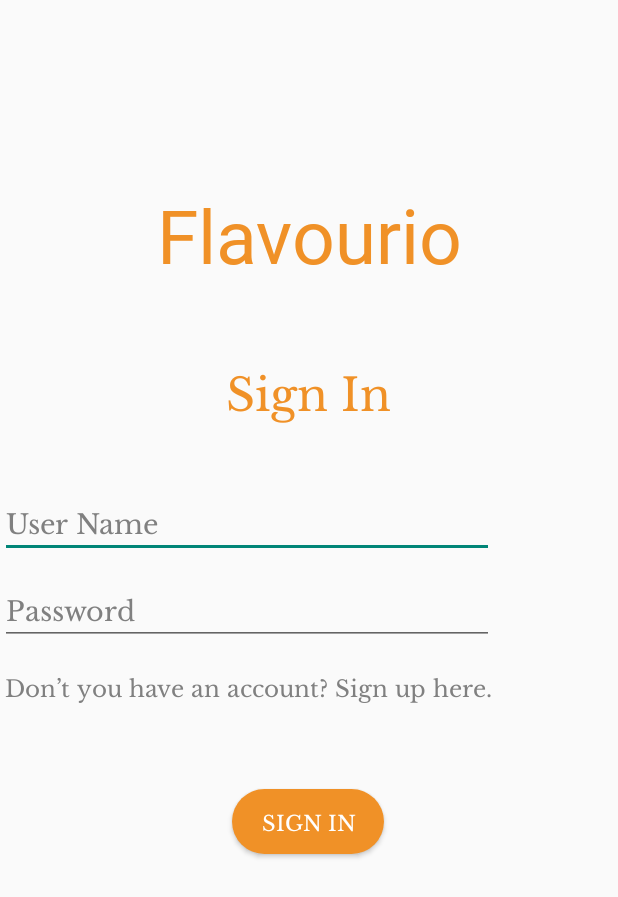
After one commit to moehaymanmyint/Flavorio_App, an Android app: the layout sign_in.xml on its own in the app's theme, with its tools: preview values and no code run, on a phone screen of 412 x 824 dp. The commit adds this screen. Shown: the top 897 px of the screen. Run offline under Robolectric (Android 15) with nearby library versions, the phone set to English and light mode, and no system bars.

Commit message:
Added SignIn Interface

```diff
--- a/app/src/main/java/com/example/flavorioapp/MainActivity.java
+++ b/app/src/main/java/com/example/flavorioapp/SignIn.java
@@ -4,11 +4,11 @@ import androidx.appcompat.app.AppCompatActivity;
 
 import android.os.Bundle;
 
-public class MainActivity extends AppCompatActivity {
+public class SignIn extends AppCompatActivity {
 
     @Override
     protected void onCreate(Bundle savedInstanceState) {
         super.onCreate(savedInstanceState);
-        setContentView(R.layout.activity_main);
+        setContentView(R.layout.sign_in);
     }
 }
--- /dev/null
+++ b/app/src/main/res/drawable/rounded_btn.xml
@@ -0,0 +1,5 @@
+<?xml version="1.0" encoding="utf-8"?>
+<shape xmlns:android="http://schemas.android.com/apk/res/android" android:shape="rectangle">
+    <solid android:color="@color/white" />
+    <corners android:radius="100dp" />
+</shape>
--- /dev/null
+++ b/app/src/main/res/drawable/signbutton.xml
@@ -0,0 +1,5 @@
+<?xml version="1.0" encoding="utf-8"?>
+<shape xmlns:android="http://schemas.android.com/apk/res/android" android:shape="rectangle">
+    <solid android:color="#F09127" />
+    <corners android:radius="100dp" />
+</shape>
--- /dev/null
+++ b/app/src/main/res/font/libre_baskerville.xml
@@ -0,0 +1,7 @@
+<?xml version="1.0" encoding="utf-8"?>
+<font-family xmlns:app="http://schemas.android.com/apk/res-auto"
+        app:fontProviderAuthority="com.google.android.gms.fonts"
+        app:fontProviderPackage="com.google.android.gms"
+        app:fontProviderQuery="Libre Baskerville"
+        app:fontProviderCerts="@array/com_google_android_gms_fonts_certs">
+</font-family>
--- /dev/null
+++ b/app/src/main/res/layout/sign_in.xml
@@ -0,0 +1,95 @@
+<?xml version="1.0" encoding="utf-8"?>
+<androidx.constraintlayout.widget.ConstraintLayout xmlns:android="http://schemas.android.com/apk/res/android"
+    xmlns:app="http://schemas.android.com/apk/res-auto"
+    xmlns:tools="http://schemas.android.com/tools"
+    android:layout_width="match_parent"
+    android:layout_height="match_parent"
+    tools:context=".SignIn">
+
+    <TextView
+        android:id="@+id/appName"
+        android:layout_width="wrap_content"
+        android:layout_height="wrap_content"
+        android:fontFamily="@font/courgette"
+        android:text="Flavourio"
+        android:textColor="#F09127"
+        android:textSize="50sp"
+        app:layout_constraintBottom_toBottomOf="parent"
+        app:layout_constraintEnd_toEndOf="parent"
+        app:layout_constraintStart_toStartOf="parent"
+        app:layout_constraintTop_toTopOf="parent"
+        app:layout_constraintVertical_bias="0.162" />
+
+    <TextView
+        android:id="@+id/singIn"
+        android:layout_width="132dp"
+        android:layout_height="44dp"
+        android:layout_marginTop="48dp"
+        android:fontFamily="@font/libre_baskerville"
+        android:text="Sign In"
+        android:textAlignment="center"
+        android:textColor="#F09127"
+        android:textSize="30sp"
+        app:layout_constraintEnd_toEndOf="parent"
+        app:layout_constraintHorizontal_bias="0.498"
+        app:layout_constraintStart_toStartOf="parent"
+        app:layout_constraintTop_toBottomOf="@+id/appName" />
+
+    <EditText
+        android:id="@+id/username"
+        android:layout_width="329dp"
+        android:layout_height="42dp"
+        android:layout_marginTop="48dp"
+        android:ems="10"
+        android:fontFamily="@font/libre_baskerville"
+        android:inputType="text"
+        android:text="User Name"
+        android:textColor="#808080"
+        app:layout_constraintTop_toBottomOf="@+id/singIn"
+        tools:layout_editor_absoluteX="42dp" />
+
+    <EditText
+        android:id="@+id/password"
+        android:layout_width="329dp"
+        android:layout_height="42dp"
+        android:layout_marginTop="16dp"
+        android:ems="10"
+        android:fontFamily="@font/libre_baskerville"
+        android:inputType="text"
+        android:text="Password"
+        android:textColor="#808080"
+        app:layout_constraintEnd_toEndOf="@+id/username"
+        app:layout_constraintHorizontal_bias="1.0"
+        app:layout_constraintStart_toStartOf="@+id/username"
+        app:layout_constraintTop_toBottomOf="@+id/username" />
+
+    <TextView
+        android:id="@+id/signIn"
+        android:layout_width="326dp"
+        android:layout_height="32dp"
+        android:fontFamily="@font/libre_baskerville"
+        android:text="Don’t you have an account? Sign up here."
+        android:textColor="#808080"
+        android:textSize="15sp"
+        app:layout_constraintBottom_toBottomOf="parent"
+        app:layout_constraintEnd_toEndOf="@+id/password"
+        app:layout_constraintHorizontal_bias="1.0"
+        app:layout_constraintStart_toStartOf="parent"
+        app:layout_constraintTop_toBottomOf="@+id/password"
+        app:layout_constraintVertical_bias="0.044" />
+
+    <Button
+        android:id="@+id/singInBtn"
+        android:layout_width="101dp"
+        android:layout_height="43dp"
+        android:layout_marginTop="48dp"
+        android:background="@drawable/signbutton"
+        android:fontFamily="@font/libre_baskerville"
+        android:text="Sign In"
+        android:textColor="@color/white"
+        app:layout_constraintEnd_toEndOf="parent"
+        app:layout_constraintHorizontal_bias="0.498"
+        app:layout_constraintStart_toStartOf="parent"
+        app:layout_constraintTop_toBottomOf="@+id/signIn" />
+
+</androidx.constraintlayout.widget.ConstraintLayout>
--- a/app/src/main/res/values-night/themes.xml
+++ b/app/src/main/res/values-night/themes.xml
@@ -1,6 +1,6 @@
 <resources xmlns:tools="http://schemas.android.com/tools">
     <!-- Base application theme. -->
-    <style name="Base.Theme.FlavorioApp" parent="Theme.Material3.DayNight.NoActionBar">
+    <style name="Base.Theme.FlavorioApp" parent="Theme.AppCompat.DayNight.NoActionBar">
         <!-- Customize your dark theme here. -->
         <!-- <item name="colorPrimary">@color/my_dark_primary</item> -->
     </style>
--- a/app/src/main/res/values/themes.xml
+++ b/app/src/main/res/values/themes.xml
@@ -1,6 +1,6 @@
 <resources xmlns:tools="http://schemas.android.com/tools">
     <!-- Base application theme. -->
-    <style name="Base.Theme.FlavorioApp" parent="Theme.Material3.DayNight.NoActionBar">
+    <style name="Base.Theme.FlavorioApp" parent="Theme.AppCompat.DayNight.NoActionBar">
         <!-- Customize your light theme here. -->
         <!-- <item name="colorPrimary">@color/my_light_primary</item> -->
     </style>
```
Also changed, not shown: app/src/main/AndroidManifest.xml (+8 -1 lines), app/src/main/java/com/example/flavorioapp/MainScreen.java (added, +30 -0 lines), app/src/main/res/layout/activity_main.xml (deleted, +0 -29 lines), app/src/main/res/layout/main_screen.xml (added, +64 -0 lines).
